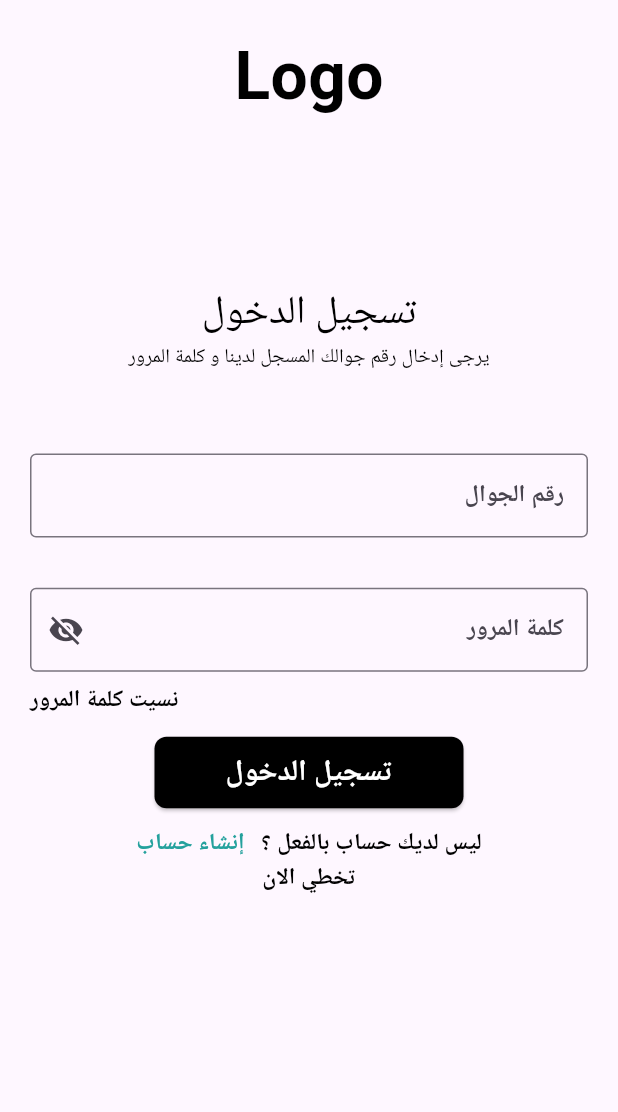
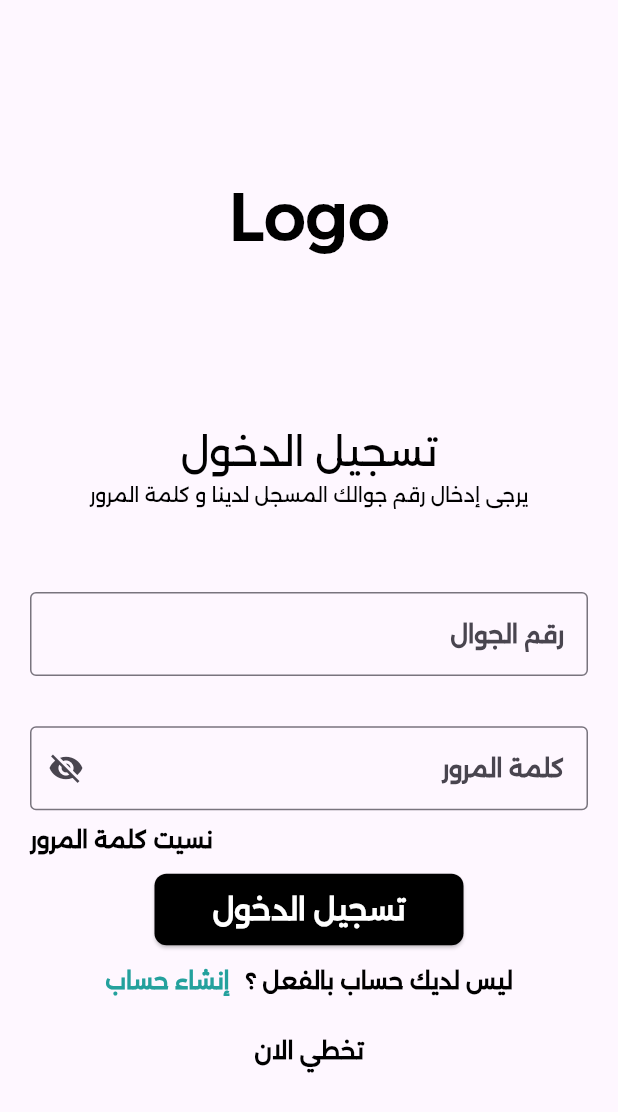
Before and after one commit to amrel7afy/EXCP, a Flutter app: the screen it shows after launch, on a phone screen of 412 x 824 dp. Shown: the top 1112 px of the screen. Run offline on Flutter 3.47's test engine with Material 3 defaults, Android fonts, the phone set to English and light mode, and no system bars; our stand-ins replace flutter_screenutil, flutter_secure_storage, shared_preferences.

Commit message:
refactor code of the body.

```diff
--- /dev/null
+++ b/lib/features/login/presentation/view/widgets/login_button_and_create_account_text.dart
@@ -0,0 +1,49 @@
+import 'package:flutter/material.dart';
+import 'package:flutter_screenutil/flutter_screenutil.dart';
+import 'package:test1/core/constants/methods.dart';
+import 'package:test1/core/constants/vertical_and_horizontal_space.dart';
+import 'package:test1/core/theming/my_colors.dart';
+import 'package:test1/core/theming/styles.dart';
+import 'package:test1/core/widgets/custom_button.dart';
+
+import '../../../../../main.dart';
+class LoginButtonAndCreateAccountText extends StatelessWidget {
+  const LoginButtonAndCreateAccountText({super.key});
+
+  @override
+  Widget build(BuildContext context) {
+    return  Column(
+      children: [
+
+      SizedBox(
+      height: 47.h,
+      width: getWidth(context) * 0.5,
+      child: CustomButton(
+        borderRadius: BorderRadius.circular(8),
+        text: 'تسجيل الدخول',
+        textStyle: MyTextStyles.font18Weight600.copyWith(color: Colors.white),
+        backGroundColor: MyColors.kPrimaryColor,
+        onPressed: () {},
+      ),
+    ),
+    const VerticalSpacer(12),
+    Directionality(
+    textDirection: appTextDirection,
+    child: Row(
+    mainAxisAlignment: MainAxisAlignment.center,
+    children: [
+    Text(
+    'ليس لديك حساب بالفعل ؟',
+    style: MyTextStyles.font14Weight600
+    ,
+    ),
+    const HorizontalSpacer(10),
+    InkWell(onTap: (){},
+    child: Text('إنشاء حساب',style: MyTextStyles.font14Weight600.copyWith(color: MyColors.kGreenColor),),)
+    ],
+    ),
+    ),
+    const VerticalSpacer(24),],
+    );
+  }
+}
--- /dev/null
+++ b/lib/features/login/presentation/view/widgets/login_form.dart
@@ -0,0 +1,51 @@
+import 'package:flutter/material.dart';
+import 'package:test1/core/constants/vertical_and_horizontal_space.dart';
+import 'package:test1/core/theming/styles.dart';
+import 'package:test1/features/login/presentation/view/widgets/text_form_field.dart';
+
+class LoginForm extends StatefulWidget {
+  const LoginForm({super.key});
+
+  @override
+  State<LoginForm> createState() => _LoginFormState();
+}
+
+class _LoginFormState extends State<LoginForm> {
+  bool isObscureText = true;
+  @override
+  Widget build(BuildContext context) {
+    return  Column(
+      children: [ const MyTextFormField(
+        labelText: 'رقم الجوال ',
+      ),
+        const VerticalSpacer(33),
+        MyTextFormField(
+          isObscureText: isObscureText,
+          suffixIcon: GestureDetector(
+            onTap: () {
+              setState(() {
+                isObscureText = !isObscureText;
+              });
+            },
+            child: Icon(
+              isObscureText ? Icons.visibility_off : Icons.visibility,
+            ),
+          ),
+          labelText: 'كلمة المرور ',
+        ),
+        const VerticalSpacer(8),
+        Align(
+          alignment: Alignment.centerLeft,
+          child: InkWell(
+            onTap: (){},
+            child: Text(
+              'نسيت كلمة المرور',
+              style: MyTextStyles.font14Weight600
+              ,
+            ),
+          ),
+        ),],
+
+    );
+  }
+}
--- a/lib/features/login/presentation/view/widgets/login_view_body.dart
+++ b/lib/features/login/presentation/view/widgets/login_view_body.dart
@@ -5,9 +5,11 @@ import 'package:test1/core/constants/vertical_and_horizontal_space.dart';
 import 'package:test1/core/theming/my_colors.dart';
 import 'package:test1/core/theming/styles.dart';
 import 'package:test1/core/widgets/custom_button.dart';
+import 'package:test1/features/login/presentation/view/widgets/login_form.dart';
 import 'package:test1/features/login/presentation/view/widgets/text_form_field.dart';
 
 import '../../../../../main.dart';
+import 'login_button_and_create_account_text.dart';
 
 class LoginViewBody extends StatefulWidget {
   const LoginViewBody({super.key});
@@ -20,11 +22,10 @@ class _LoginViewBodyState extends State<LoginViewBody> {
   bool isObscureText = true;
   @override
   Widget build(BuildContext context) {
-    return CustomScrollView(
-      slivers: [
-        SliverToBoxAdapter(
+    return Center(
       child: Padding(
         padding: const EdgeInsets.all(20),
+        child: SingleChildScrollView(
           child: Column(
             crossAxisAlignment: CrossAxisAlignment.center,
             children: [
@@ -45,68 +46,14 @@ class _LoginViewBodyState extends State<LoginViewBody> {
                     .copyWith(color: Colors.black),
               ),
               const VerticalSpacer(54),
-                const MyTextFormField(
-                  labelText: 'رقم الجوال ',
-                ),
-                const VerticalSpacer(33),
-                 MyTextFormField(
-                   isObscureText: isObscureText,
-                  suffixIcon: GestureDetector(
-                    onTap: () {
-                      setState(() {
-                        isObscureText = !isObscureText;
-                      });
-                    },
-                    child: Icon(
-                      isObscureText ? Icons.visibility_off : Icons.visibility,
-                    ),
-                  ),
-                  labelText: 'كلمة المرور ',
-                ),
-                const VerticalSpacer(8),
-                Align(
-                  alignment: Alignment.centerLeft,
-                  child: InkWell(
-                    onTap: (){},
-                    child: Text(
-                      'نسيت كلمة المرور',
-                      style: MyTextStyles.font14Weight600
-                          ,
+              const LoginForm(),
+              const VerticalSpacer(12),
+              const LoginButtonAndCreateAccountText(),
+              InkWell(onTap:(){},child: Text('تخطي الان',style: MyTextStyles.font14Weight600,))
+            ],
           ),
         ),
       ),
-                const VerticalSpacer(12),
-                SizedBox(
-                  height: 47.h,
-                  width: getWidth(context) * 0.5,
-                  child: CustomButton(
-                    borderRadius: BorderRadius.circular(8),
-                    text: 'تسجيل الدخول', textStyle: MyTextStyles.font18Weight600.copyWith(color: Colors.white), backGroundColor: MyColors.kPrimaryColor, onPressed: () {  },
-                  ),
-                ),
-                const VerticalSpacer(12),
-                Directionality(
-                  textDirection: appTextDirection,
-                  child: Row(
-                    mainAxisAlignment: MainAxisAlignment.center,
-                    children: [
-                      Text(
-                        'ليس لديك حساب بالفعل ؟',
-                        style: MyTextStyles.font14Weight600
-                            ,
-                      ),
-                      const HorizontalSpacer(10),
-                      InkWell(onTap: (){},
-                      child: Text('إنشاء حساب',style: MyTextStyles.font14Weight600.copyWith(color: MyColors.kGreenColor),),)
-                    ],
-                  ),
-                ),
-                Text('تخطي الان',style: MyTextStyles.font14Weight600,)
-              ],
-            ),
-          ),
-        )
-      ],
     );
   }
 }
--- a/lib/main.dart
+++ b/lib/main.dart
@@ -11,13 +11,15 @@ class MyApp extends StatelessWidget {
 
   @override
   Widget build(BuildContext context) {
-    return  const ScreenUtilInit(
-      designSize: Size(375,812),
+    return   ScreenUtilInit(
+      designSize: const Size(375,812),
       child: Directionality(
         textDirection: TextDirection.rtl,
         child: MaterialApp(
-
-         home: LoginView(),
+          theme: ThemeData(
+            fontFamily: 'Alexandria',
+          ),
+         home: const LoginView(),
 
         ),
       ),
--- a/pubspec.yaml
+++ b/pubspec.yaml
@@ -59,6 +59,12 @@ dev_dependencies:
 
 # The following section is specific to Flutter packages.
 flutter:
+  fonts:
+    - family: Alexandria
+      fonts:
+
+        - asset: assets/fonts/alexandria/Alexandria-Regular.ttf
+          weight: 600
 
   # The following line ensures that the Material Icons font is
   # included with your application, so that you can use the icons in
```
Also changed, not shown: assets/fonts/alexandria/Alexandria-Black.ttf (added), assets/fonts/alexandria/Alexandria-Bold.ttf (added), assets/fonts/alexandria/Alexandria-ExtraBold.ttf (added), assets/fonts/alexandria/Alexandria-ExtraLight.ttf (added), assets/fonts/alexandria/Alexandria-Light.ttf (added), assets/fonts/alexandria/Alexandria-Medium.ttf (added), assets/fonts/alexandria/Alexandria-Regular.ttf (added), assets/fonts/alexandria/Alexandria-SemiBold.ttf (added), assets/fonts/alexandria/Alexandria-Thin.ttf (added). Lines whose indentation alone changed are shown as unchanged.
